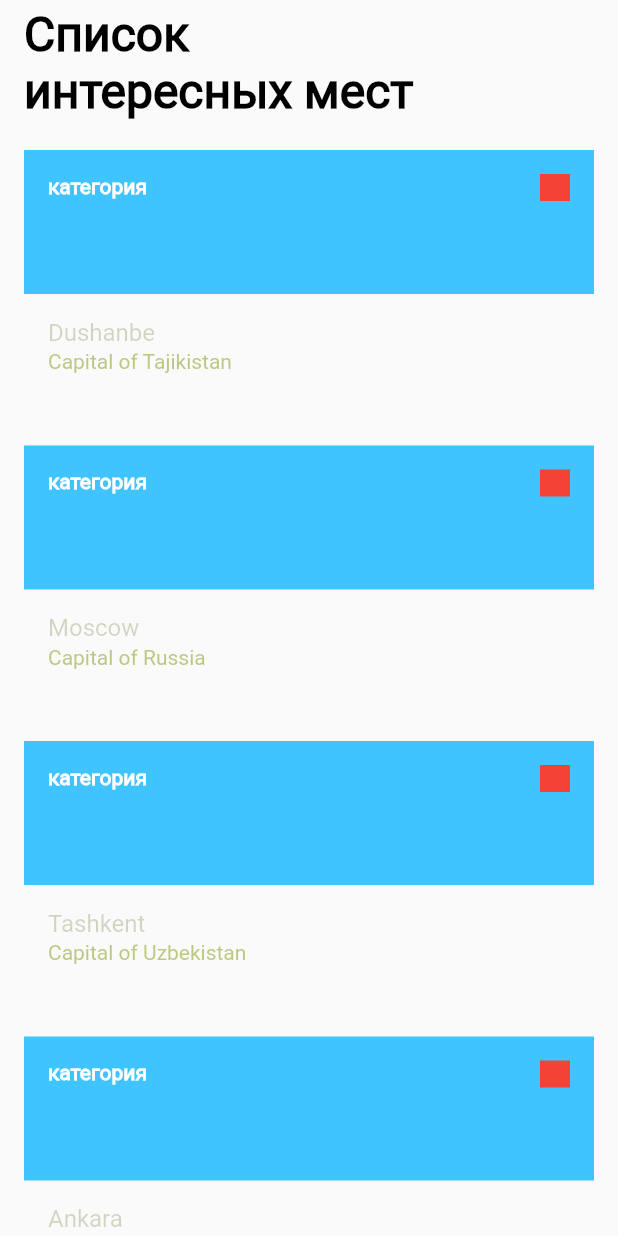
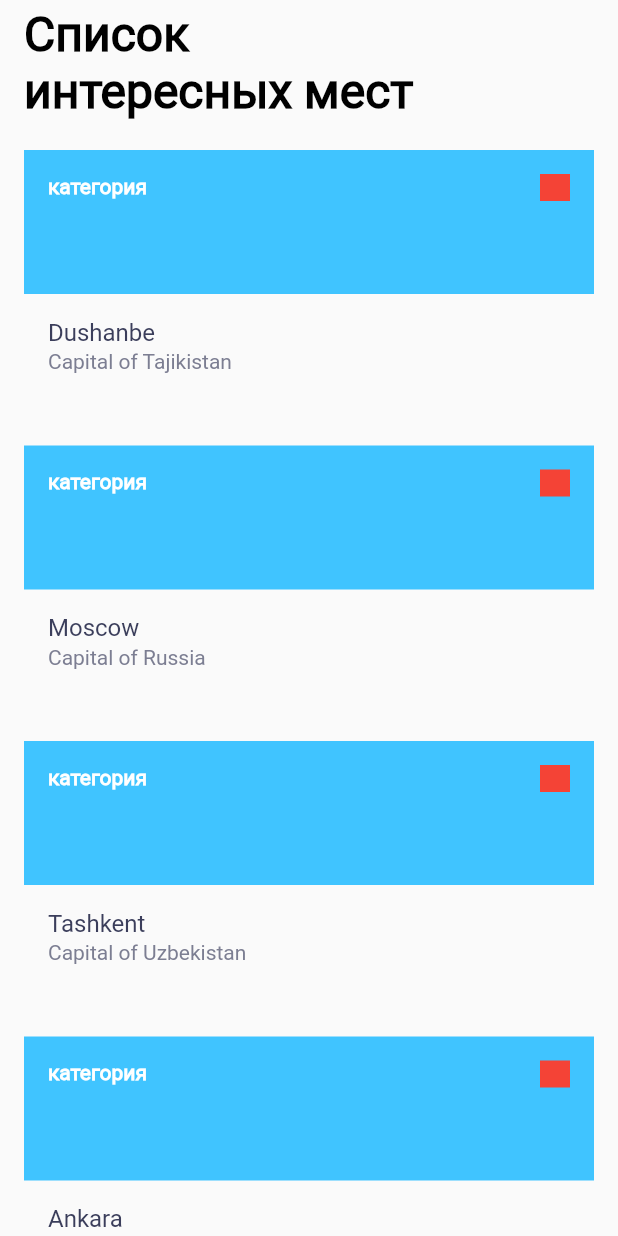
Before and after one commit to ibrohimkhan/surf-flutter-course-kholmatov, a Flutter app: the screen it shows after launch, on a phone screen of 412 x 824 dp. Run offline on Flutter 3.47's test engine with Material 2 defaults, Android fonts, the phone set to English and light mode, and no system bars.

Commit message:
fixed text color

```diff
--- a/lib/ui/screen/sight_card.dart
+++ b/lib/ui/screen/sight_card.dart
@@ -58,7 +58,7 @@ class SightCard extends StatelessWidget {
                       fontWeight: FontWeight.w500,
                       fontStyle: FontStyle.normal,
                       fontSize: 16,
-                      color: Color.fromARGB(59, 62, 91, 1),
+                      color: Color(int.parse('0xff3B3E5B')),
                     ),
                   ),
                 ),
@@ -71,7 +71,7 @@ class SightCard extends StatelessWidget {
                       fontWeight: FontWeight.w400,
                       fontStyle: FontStyle.normal,
                       fontSize: 14,
-                      color: Color.fromARGB(124, 126, 146, 1),
+                      color: Color(int.parse('0xff7C7E92')),
                     ),
                   ),
                 ),
```
